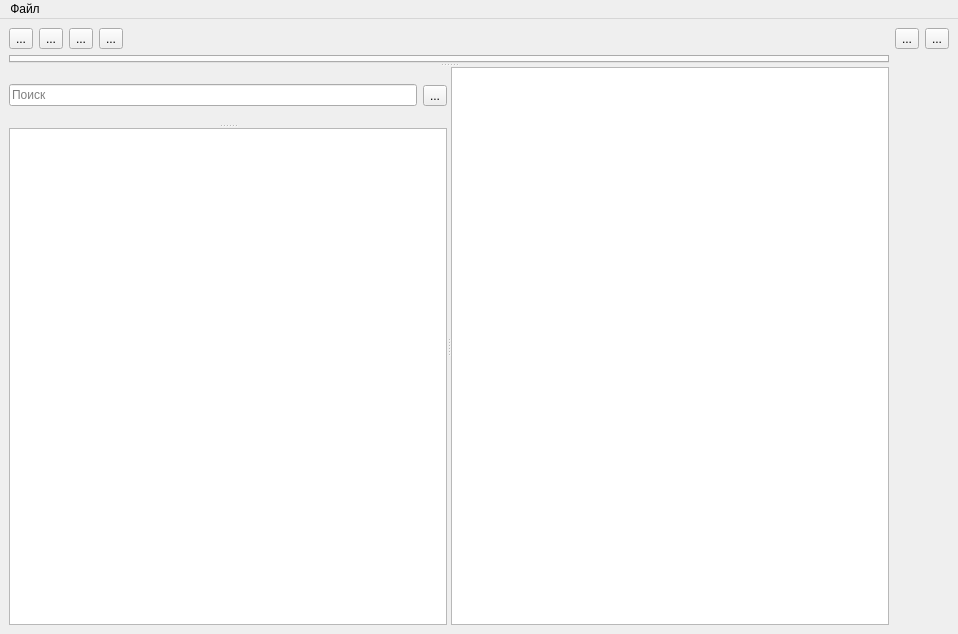
mikhailKhmel/database_viewer, file mainwindow.ui: the form before one commit.
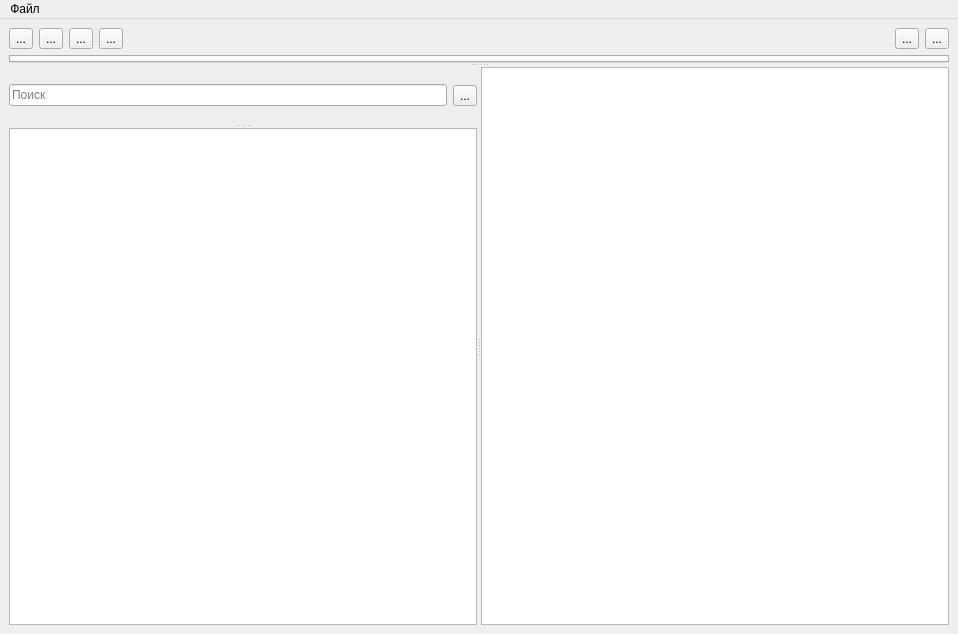
The form after the commit. Icons and pictures are not drawn.

What changed in the file:
```diff
--- a/mainwindow.ui
+++ b/mainwindow.ui
@@ -136,7 +136,7 @@
       </property>
      </widget>
     </item>
-    <item row="1" column="0" colspan="5">
+    <item row="1" column="0" colspan="7">
      <widget class="QSplitter" name="splitter_3">
       <property name="orientation">
        <enum>Qt::Vertical</enum>
@@ -160,7 +160,7 @@
         <property name="orientation">
          <enum>Qt::Vertical</enum>
         </property>
-        <widget class="QWidget" name="">
+        <widget class="QWidget" name="layoutWidget">
          <layout class="QHBoxLayout" name="horizontalLayout">
           <item>
            <widget class="QLineEdit" name="lineEdit_search">
```
Left out of the diff: 2 changed lines with no effect on the pictures.
